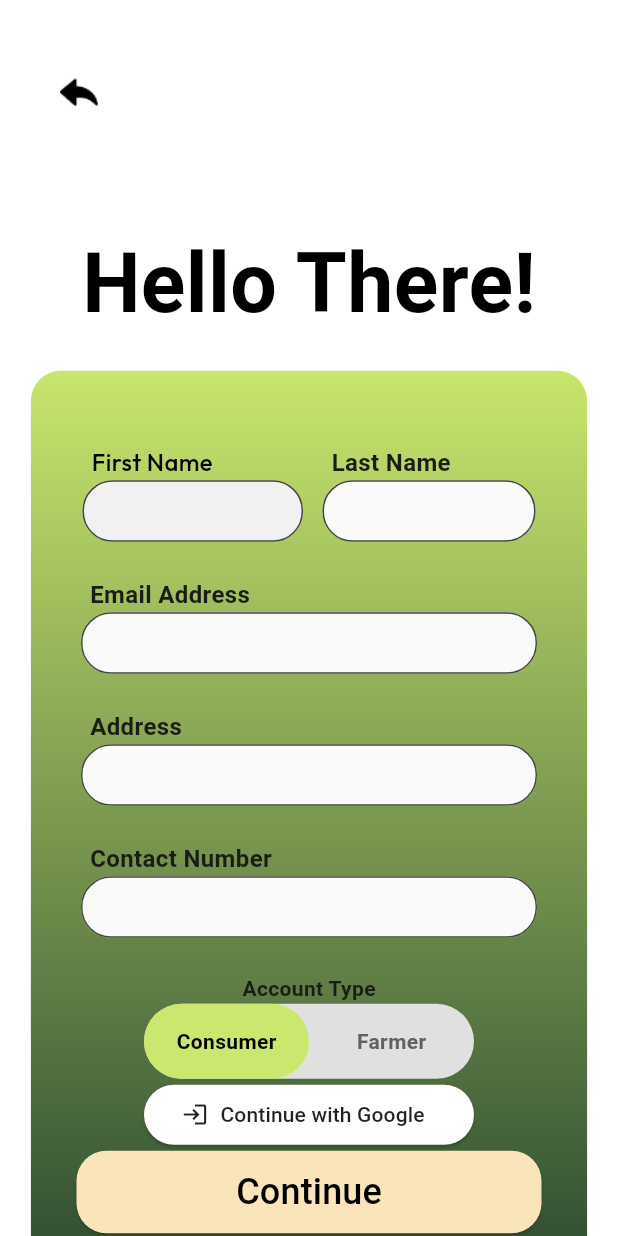
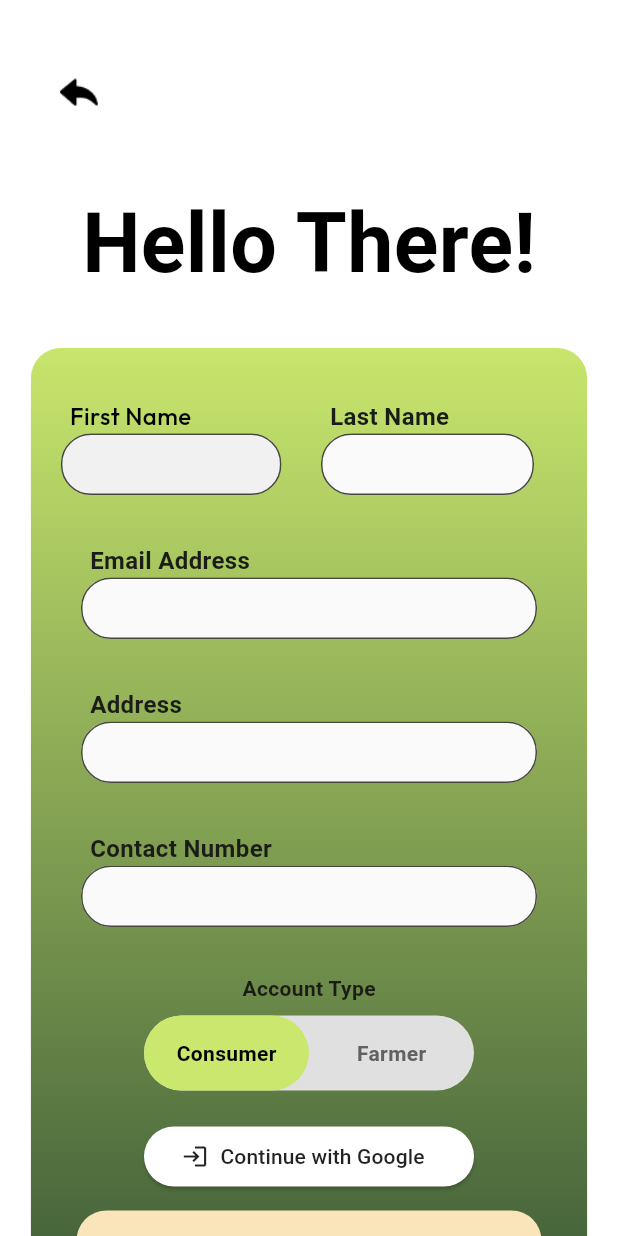
Before and after one commit to NoelSaludo/BukidLink, a Flutter app: the SignUpPage screen opened directly, on a phone screen of 412 x 824 dp. Run offline on Flutter 3.47's test engine with Material 3 defaults, Android fonts, the phone set to English and light mode, and no system bars; our stand-ins replace cloud_firestore, email_validator, firebase_auth, firebase_core, google_fonts, google_sign_in and 1 more; accounts and stored records are empty.

Commit message:
refactor: clean up layout and improve structure in Login and SignUp pages

```diff
--- a/lib/Pages/SignUpPage.dart
+++ b/lib/Pages/SignUpPage.dart
@@ -1,5 +1,4 @@
 import 'package:flutter/material.dart';
-import 'package:email_validator/email_validator.dart';
 import 'package:bukidlink/Widgets/SignupandLogin/WelcomeText.dart';
 import 'package:bukidlink/Widgets/SignupandLogin/LoginorSigninButton.dart';
 import 'package:bukidlink/Widgets/SignupandLogin/FirstNameField.dart';
@@ -112,45 +111,41 @@ class _SignUpPageState extends State<SignUpPage> {
   }
 
   Widget _buildContent(BuildContext context) {
-    final height = MediaQuery.of(context).size.height;
      final width = MediaQuery.of(context).size.width;
 
      final ValueNotifier<String> activeTab = ValueNotifier<String>('Sign Up');
      activeTab.value = 'Consumer';
 
-    return Stack(
+    return SafeArea(
+      child: SingleChildScrollView(
+        padding: const EdgeInsets.only(bottom: 24.0),
+        child: Column(
           children: [
-        const SizedBox(height: 150.0),
-        Positioned(
-          top: 20,
-          left: 10,
+            // Top-left back button
+            Align(
+              alignment: Alignment.topLeft,
+              child: Padding(
+                padding: const EdgeInsets.only(left: 10.0, top: 20.0),
                 child: CustomBackButton(
                   onPressed: () => PageNavigator().goBack(context),
                 ),
               ),
-        Align(
-          alignment: Alignment.topCenter,
-          child: Column(
-            children: [
-              const SizedBox(height: 150.0),
+            ),
+
+            // Greeting area
+            const SizedBox(height: 20.0),
             const WelcomeText(text: 'Hello There!'),
-              const SizedBox(height: 50.0),
-              // Text(
-              //   "Create Account",
-              //   style: TextStyle(
-              //     fontSize: 25.0,
-              //   )
-              // )
-            ],
-          ),
-        ),
-        Align(
-          alignment: Alignment.bottomCenter,
+            const SizedBox(height: 20.0),
+
+            // The rounded form container. Removed fixed height so it can size naturally
+            Padding(
+              padding: const EdgeInsets.only(top: 10.0, bottom: 20.0),
+              child: Center(
                 child: Container(
                   width: width * 0.90,
-            height: height * 0.70,
+                  // No fixed height to allow the container to grow and the SingleChildScrollView to scroll
                   decoration: BoxDecoration(
-              borderRadius: BorderRadius.only(
+                    borderRadius: const BorderRadius.only(
                       topLeft: Radius.circular(20.0),
                       topRight: Radius.circular(20.0),
                     ),
@@ -176,35 +171,47 @@ class _SignUpPageState extends State<SignUpPage> {
                   ),
                   child: Form(
                     key: formKey,
+                    child: Padding(
+                      padding: const EdgeInsets.symmetric(horizontal: 16.0, vertical: 24.0),
                       child: ValueListenableBuilder<String>(
                         valueListenable: activeTab,
                         builder: (context, tab, _) {
                           return Column(
-                    mainAxisAlignment: MainAxisAlignment.start,
+                            mainAxisSize: MainAxisSize.min,
                             crossAxisAlignment: CrossAxisAlignment.center,
                             children: [
-                      const SizedBox(height: 50.0),
+                              const SizedBox(height: 10.0),
 
                               // --- Input fields ---
                               Row(
-                        mainAxisAlignment: MainAxisAlignment.center,
                                 children: [
-                          FirstNameField(controller: firstNameController),
-                          const SizedBox(width: 5.0),
-                          LastNameField(controller: lastNameController),
+                                  Expanded(
+                                    flex: 1,
+                                    child: FirstNameField(controller: firstNameController),
+                                  ),
+                                  const SizedBox(width: 8.0),
+                                  Expanded(
+                                    flex: 1,
+                                    child: LastNameField(controller: lastNameController),
+                                  ),
                                 ],
                               ),
+                              const SizedBox(height: 8.0),
                               EmailAddressField(controller: emailAddressController),
+                              const SizedBox(height: 8.0),
                               AddressField(
                                 controller: addressController,
                                 onChanged: onChanged,
                               ),
+                              const SizedBox(height: 8.0),
                               ContactNumberField(controller: contactNumberController),
-                      const SizedBox(height: 5.0),
+                              const SizedBox(height: 12.0),
+
                               Text(
                                 'Account Type',
                                 style: TextStyle(fontWeight: FontWeight.bold),
                               ),
+                              const SizedBox(height: 8.0),
                               Container(
                                 width: 220,
                                 height: 50,
@@ -276,7 +283,8 @@ class _SignUpPageState extends State<SignUpPage> {
                                   ],
                                 ),
                               ),
-                      const Spacer(),
+
+                              const SizedBox(height: 20.0),
                               // Google Sign-In button
                               SizedBox(
                                 width: 220,
@@ -290,6 +298,7 @@ class _SignUpPageState extends State<SignUpPage> {
                                   onPressed: () => handleGoogleSignIn(context),
                                 ),
                               ),
+                              const SizedBox(height: 12.0),
                               // --- Action button ---
                               LoginorSigninButton(
                                 onPressed: () {
@@ -302,7 +311,7 @@ class _SignUpPageState extends State<SignUpPage> {
                                 mode: 'SignUp',
                               ),
 
-                      const SizedBox(height: 50.0),
+                              const SizedBox(height: 30.0),
                             ],
                           );
                         },
@@ -310,20 +319,11 @@ class _SignUpPageState extends State<SignUpPage> {
                     ),
                   ),
                 ),
+              ),
+            ),
           ],
-    );
-  }
-
-  Widget _buildTabButton(String label, bool isActive, VoidCallback onPressed) {
-    return ElevatedButton(
-      style: ElevatedButton.styleFrom(
-        backgroundColor: isActive ? Colors.green : Colors.white,
-        foregroundColor: isActive ? Colors.white : Colors.green[800],
-        minimumSize: const Size(100, 35),
-        shape: RoundedRectangleBorder(borderRadius: BorderRadius.circular(12)),
         ),
-      onPressed: onPressed,
-      child: Text(label),
+      ),
     );
   }
 
@@ -335,5 +335,8 @@ class _SignUpPageState extends State<SignUpPage> {
      String emailAddress,
      String address,
      String contactNumber,
-  ) async {}
+   ) async {
+     // Not implemented yet — return null to indicate "no error" by default.
+     return null;
    }
+ }
```
Also changed, not shown: lib/Pages/LoginPage.dart (line endings or trailing spaces). Lines whose indentation alone changed are shown as unchanged.
